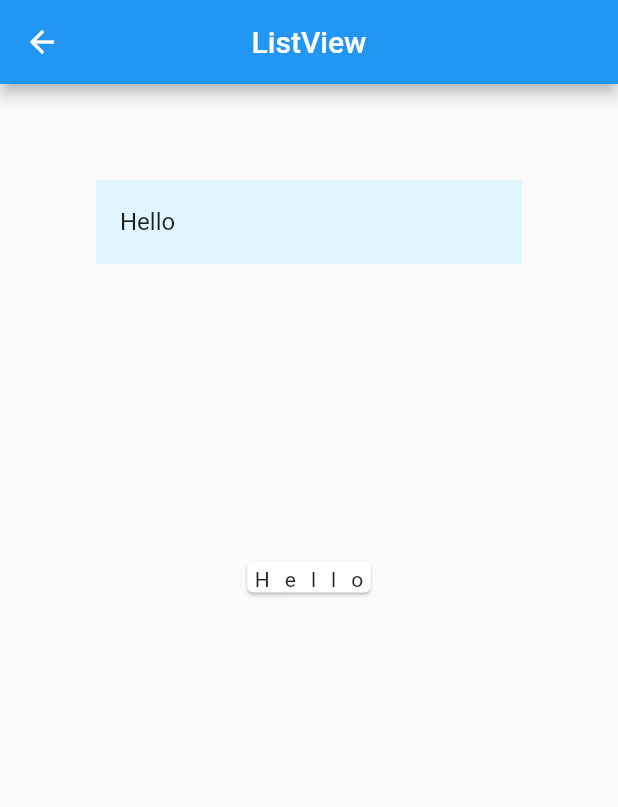
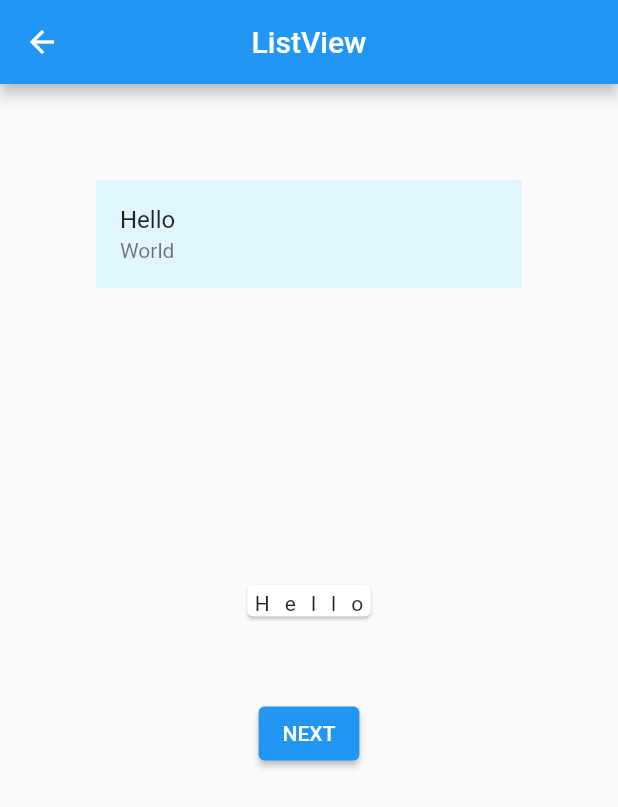
Before and after one commit to Jainish-twoiq/sample_widgets, a Flutter app: the ButtonDemo screen opened directly, after a tap on "Next", on a phone screen of 412 x 824 dp. Shown: the top 807 px of the screen. Run offline on Flutter 3.47's test engine with Material 2 defaults, Android fonts, the phone set to English and light mode, and no system bars.

Commit message:
added popupmenu button code

```diff
--- a/lib/button.dart
+++ b/lib/button.dart
@@ -1,3 +1,5 @@
+
+
 import 'package:flutter/foundation.dart';
 import 'package:flutter/material.dart';
 import 'package:sample_widgets/listview.dart';
@@ -11,6 +13,8 @@ class ButtonDemo extends StatefulWidget {
 
 class _ButtonDemoState extends State<ButtonDemo> {
   String val = "1";
+  bool value1 = false;
+  bool value2 = false;
 
   @override
   Widget build(BuildContext context) {
@@ -24,7 +28,13 @@ class _ButtonDemoState extends State<ButtonDemo> {
         child: Center(
           child: Column(
             children: [
-              // Checkbox(value: _value1, onChanged: _value1Change),
+              CheckboxListTile(
+                  value: value1,
+                  onChanged: (value)  {
+                    setState(() {
+                      value1 = value!;
+                    });
+                  }),
               RadioListTile(
                 value: " 1",
                 groupValue: val,
@@ -59,7 +69,7 @@ class _ButtonDemoState extends State<ButtonDemo> {
                   const Expanded(child: SizedBox(width: 150.0)),
                   ElevatedButton(
                       onPressed: () => Navigator.push(context,
-                          MaterialPageRoute(builder: (_) => ListViewTemp())),
+                          MaterialPageRoute(builder: (_) => const ListViewTemp())),
                       child: const Text('Next')),
                 ],
               ),
--- a/lib/listview.dart
+++ b/lib/listview.dart
@@ -1,5 +1,5 @@
 import 'package:flutter/material.dart';
-import 'package:sample_widgets/form.dart';
+import 'package:sample_widgets/popupmenu.dart';
 
 class ListViewTemp extends StatefulWidget {
   const ListViewTemp({Key? key}) : super(key: key);
@@ -13,25 +13,25 @@ class _ListViewTempState extends State<ListViewTemp> {
   Widget build(BuildContext context) {
     return Scaffold(
       appBar: AppBar(
-        title: Text('ListView'),
+        title: const Text('ListView'),
         centerTitle: true,
       ),
-      body: Container(
-        child: Center(
+      body: Center(
         child: Column(
           children: <Widget>[
             Container(
-                  margin: EdgeInsets.all(32.0),
-                  padding: EdgeInsets.all(32.0),
+                margin: const EdgeInsets.all(32.0),
+                padding: const EdgeInsets.all(32.0),
                 child: ListTile(
-                    title: Text('Hello'),
+                  title: const Text('Hello'),
+                  subtitle: const Text('World'),
                   tileColor: Colors.lightBlue[50],
                 )),
-              SizedBox(height: 80.0),
+            const SizedBox(height: 80.0),
             Column(
               children: [
                 Container(
-                    padding: EdgeInsets.all(50.0),
+                  padding: const EdgeInsets.all(50.0),
                   child: const Card(
                     child: Text(
                       'Hello',
@@ -39,12 +39,13 @@ class _ListViewTempState extends State<ListViewTemp> {
                     ),
                   ),
                 ),
+                ElevatedButton(onPressed: () => Navigator.push(context,
+                    MaterialPageRoute(builder: (_) => SelectionTemp())), child: Text('NEXT'))
               ],
             ),
           ],
         ),
       ),
-      ),
     );
   }
 }
```
Also changed, not shown: lib/form.dart (+6 -23 lines), lib/popupmenu.dart (added, +89 -0 lines). Lines whose indentation alone changed are shown as unchanged.
